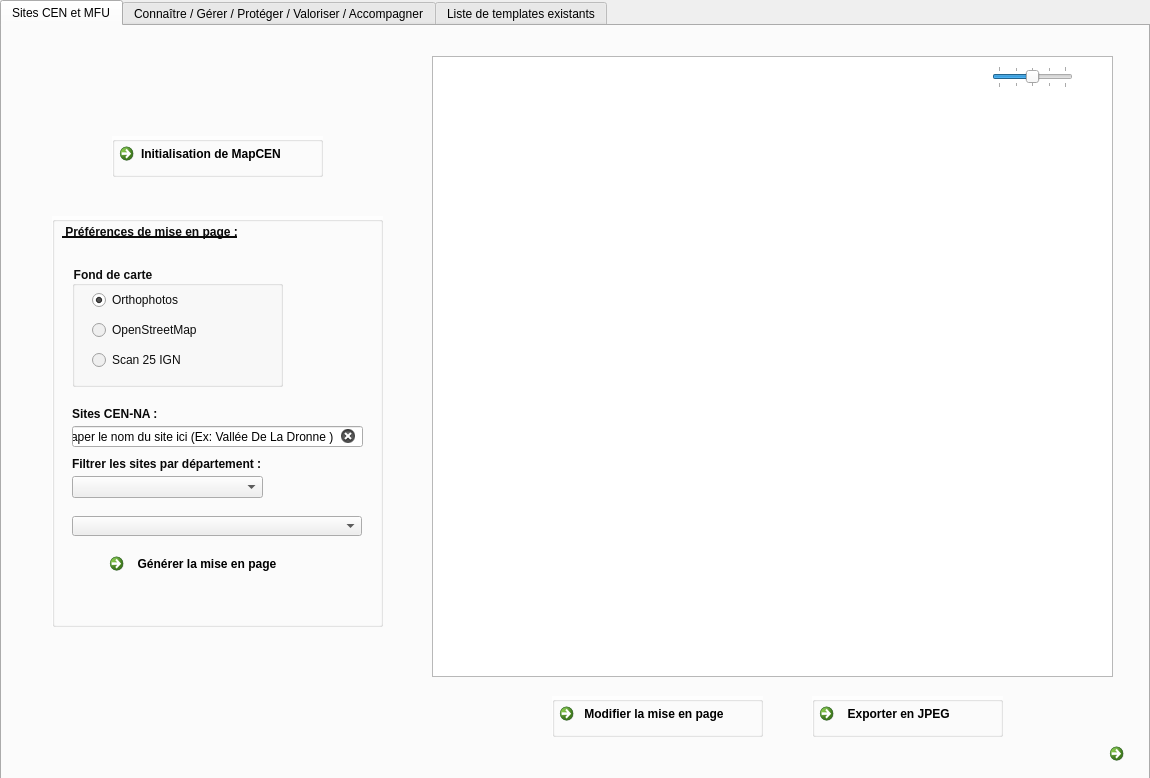
The window that map_cen_dialog_base.ui (CEN-Nouvelle-Aquitaine/map_cen) describes before a commit, drawn with Qt 5.
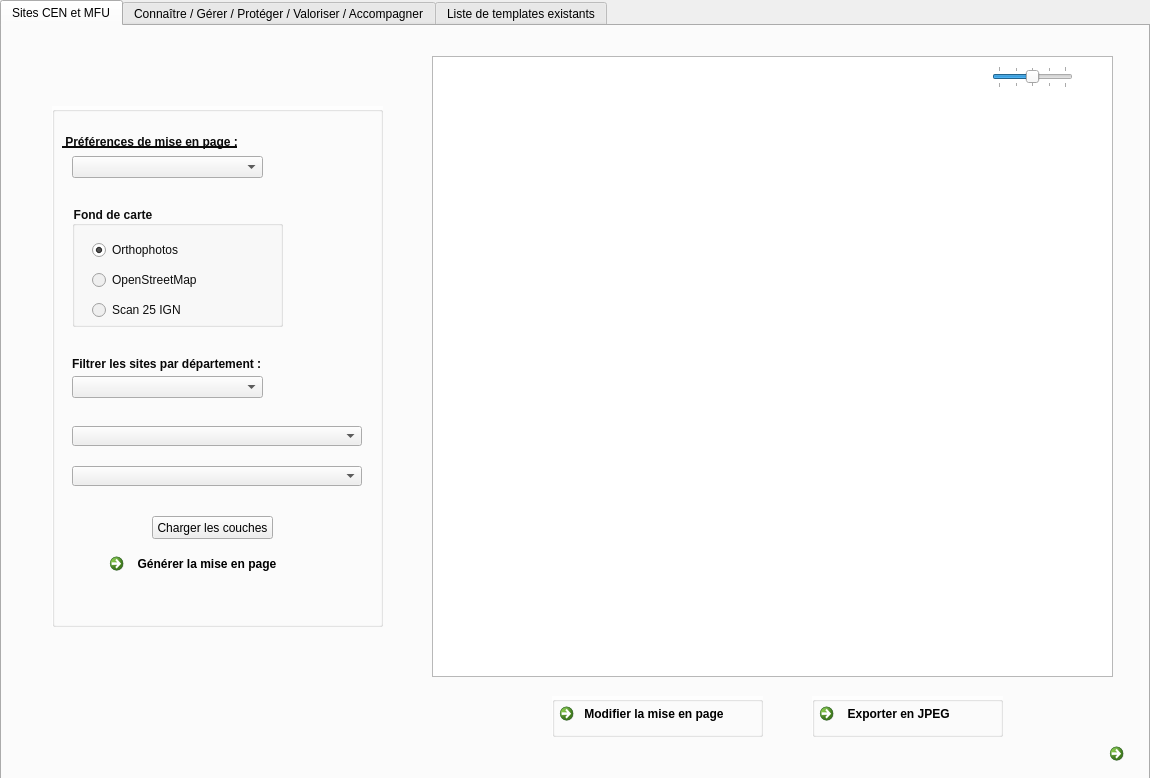
The same window after the commit. Icons and pictures are not drawn. Custom widgets are drawn as their Qt base class.

Diff of the .ui file:
```diff
--- a/map_cen_dialog_base.ui
+++ b/map_cen_dialog_base.ui
@@ -59,9 +59,9 @@
      <property name="geometry">
       <rect>
        <x>50</x>
-       <y>190</y>
+       <y>80</y>
        <width>331</width>
-       <height>411</height>
+       <height>521</height>
       </rect>
      </property>
      <property name="font">
@@ -80,7 +80,7 @@
       <property name="geometry">
        <rect>
         <x>20</x>
-        <y>50</y>
+        <y>100</y>
         <width>211</width>
         <height>121</height>
        </rect>
@@ -101,7 +101,7 @@
        <property name="geometry">
         <rect>
          <x>20</x>
-         <y>20</y>
+         <y>30</y>
          <width>171</width>
          <height>91</height>
         </rect>
@@ -147,7 +147,7 @@
       <property name="geometry">
        <rect>
         <x>10</x>
-        <y>0</y>
+        <y>20</y>
         <width>181</width>
         <height>31</height>
        </rect>
@@ -166,33 +166,11 @@
        <string> Préférences de mise en page :</string>
       </property>
      </widget>
-     <widget class="QLabel" name="label_3">
-      <property name="geometry">
-       <rect>
-        <x>20</x>
-        <y>190</y>
-        <width>91</width>
-        <height>16</height>
-       </rect>
-      </property>
-      <property name="font">
-       <font>
-        <weight>75</weight>
-        <bold>true</bold>
-       </font>
-      </property>
-      <property name="styleSheet">
-       <string notr="true">color: rgb(8, 8, 8);</string>
-      </property>
-      <property name="text">
-       <string>Sites CEN-NA :</string>
-      </property>
-     </widget>
      <widget class="QCommandLinkButton" name="commandLinkButton_4">
       <property name="geometry">
        <rect>
         <x>50</x>
-        <y>330</y>
+        <y>440</y>
         <width>221</width>
         <height>51</height>
        </rect>
@@ -211,36 +189,11 @@
        </size>
       </property>
      </widget>
-     <widget class="QLineEdit" name="lineEdit">
-      <property name="enabled">
-       <bool>true</bool>
-      </property>
-      <property name="geometry">
-       <rect>
-        <x>20</x>
-        <y>210</y>
-        <width>291</width>
-        <height>21</height>
-       </rect>
-      </property>
-      <property name="text">
-       <string>Taper le nom du site ici (Ex: Vallée De La Dronne )</string>
-      </property>
-      <property name="alignment">
-       <set>Qt::AlignCenter</set>
-      </property>
-      <property name="readOnly">
-       <bool>false</bool>
-      </property>
-      <property name="clearButtonEnabled">
-       <bool>true</bool>
-      </property>
-     </widget>
      <widget class="QgsCheckableComboBox" name="mComboBox">
       <property name="geometry">
        <rect>
         <x>20</x>
-        <y>300</y>
+        <y>320</y>
         <width>290</width>
         <height>20</height>
        </rect>
@@ -260,6 +213,9 @@
       <property name="styleSheet">
        <string notr="true"/>
       </property>
+      <property name="currentText">
+       <string>Sélectionner le ou les site(s) ici</string>
+      </property>
       <property name="maxVisibleItems">
        <number>15</number>
       </property>
@@ -274,7 +230,7 @@
       <property name="geometry">
        <rect>
         <x>20</x>
-        <y>240</y>
+        <y>250</y>
         <width>201</width>
         <height>16</height>
        </rect>
@@ -296,12 +252,102 @@
       <property name="geometry">
        <rect>
         <x>20</x>
-        <y>260</y>
+        <y>270</y>
         <width>191</width>
         <height>22</height>
        </rect>
       </property>
      </widget>
+     <widget class="QLabel" name="label_15">
+      <property name="geometry">
+       <rect>
+        <x>20</x>
+        <y>300</y>
+        <width>295</width>
+        <height>16</height>
+       </rect>
+      </property>
+      <property name="font">
+       <font>
+        <weight>75</weight>
+        <bold>true</bold>
+       </font>
+      </property>
+      <property name="styleSheet">
+       <string notr="true">color: rgb(8, 8, 8);</string>
+      </property>
+      <property name="text">
+       <string/>
+      </property>
+     </widget>
+     <widget class="QgsCheckableComboBox" name="mComboBox_3">
+      <property name="geometry">
+       <rect>
+        <x>20</x>
+        <y>360</y>
+        <width>290</width>
+        <height>20</height>
+       </rect>
+      </property>
+      <property name="minimumSize">
+       <size>
+        <width>290</width>
+        <height>20</height>
+       </size>
+      </property>
+      <property name="maximumSize">
+       <size>
+        <width>290</width>
+        <height>20</height>
+       </size>
+      </property>
+      <property name="styleSheet">
+       <string notr="true"/>
+      </property>
+      <property name="maxVisibleItems">
+       <number>15</number>
+      </property>
+      <property name="sizeAdjustPolicy">
+       <enum>QComboBox::AdjustToContents</enum>
+      </property>
+      <property name="defaultText">
+       <string>Périmètres écologiques :</string>
+      </property>
+     </widget>
+     <widget class="QComboBox" name="comboBox_3">
+      <property name="geometry">
+       <rect>
+        <x>20</x>
+        <y>50</y>
+        <width>191</width>
+        <height>22</height>
+       </rect>
+      </property>
+      <property name="currentText">
+       <string/>
+      </property>
+      <property name="currentIndex">
+       <number>-1</number>
+      </property>
+      <item>
+       <property name="text">
+        <string>Choix du type de carte :</string>
+       </property>
+      </item>
+     </widget>
+     <widget class="QPushButton" name="pushButton">
+      <property name="geometry">
+       <rect>
+        <x>100</x>
+        <y>410</y>
+        <width>121</width>
+        <height>23</height>
+       </rect>
+      </property>
+      <property name="text">
+       <string>Charger les couches</string>
+      </property>
+     </widget>
     </widget>
     <widget class="QGroupBox" name="groupBox_3">
      <property name="geometry">
@@ -388,48 +434,6 @@
       </rect>
      </property>
     </widget>
-    <widget class="QGroupBox" name="groupBox_4">
-     <property name="geometry">
-      <rect>
-       <x>110</x>
-       <y>110</y>
-       <width>211</width>
-       <height>41</height>
-      </rect>
-     </property>
-     <property name="styleSheet">
-      <string notr="true">QGroupBox#groupBox_4{background-color: rgb(255, 255, 255, 170);}</string>
-     </property>
-     <property name="title">
-      <string/>
-     </property>
-    </widget>
-    <widget class="QCommandLinkButton" name="commandLinkButton_2">
-     <property name="geometry">
-      <rect>
-       <x>110</x>
-       <y>110</y>
-       <width>211</width>
-       <height>41</height>
-      </rect>
-     </property>
-     <property name="styleSheet">
-      <string notr="true">QCommandLinkButton#commandLinkButton_2{background-color: rgb(255, 255, 255, 170);}</string>
-     </property>
-     <property name="text">
-      <string>Initialisation de MapCEN</string>
-     </property>
-     <property name="icon">
-      <iconset resource="resources.qrc">
-       <normaloff>:/plugins/map_cen/refresh.png</normaloff>:/plugins/map_cen/refresh.png</iconset>
-     </property>
-     <property name="iconSize">
-      <size>
-       <width>30</width>
-       <height>30</height>
-      </size>
-     </property>
-    </widget>
     <widget class="QLabel" name="label_2">
      <property name="geometry">
       <rect>
@@ -551,8 +555,6 @@
     <zorder>groupBox_5</zorder>
     <zorder>groupBox_2</zorder>
     <zorder>groupBox_3</zorder>
-    <zorder>groupBox_4</zorder>
-    <zorder>commandLinkButton_2</zorder>
     <zorder>label_2</zorder>
     <zorder>horizontalSlider</zorder>
     <zorder>label_9</zorder>
```
